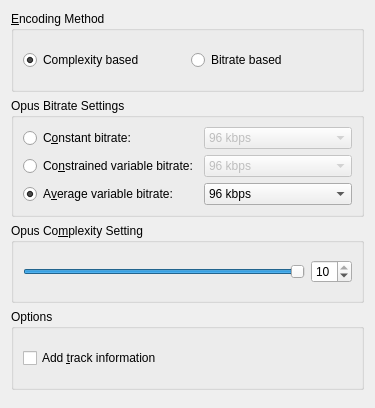
Before: the Qt Designer form plugins/opus/encoderopusconfig.ui in KDE/audiocd-kio, drawn with Qt 5.
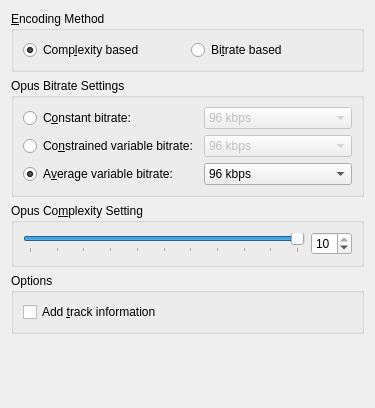
After: the same form once the commit is applied.

Commit message: Use flat QGroupBoxes, set documentMode on QTabWidgets, and remove excess padding

Patch:
```diff
--- a/plugins/opus/encoderopusconfig.ui
+++ b/plugins/opus/encoderopusconfig.ui
@@ -16,11 +16,14 @@
      <property name="title">
       <string>&amp;Encoding Method</string>
      </property>
+     <property name="flat">
+      <bool>true</bool>
+     </property>
      <layout class="QHBoxLayout">
       <item>
        <widget class="QRadioButton" name="kcfg_opus_enc_complexity">
         <property name="text">
-         <string>Complexity based</string>
+         <string>Comp&amp;lexity based</string>
         </property>
         <property name="checked">
          <bool>true</bool>
@@ -30,7 +33,7 @@
       <item>
        <widget class="QRadioButton" name="kcfg_opus_enc_bitrate">
         <property name="text">
-         <string>Bitrate based</string>
+         <string>Bi&amp;trate based</string>
         </property>
        </widget>
       </item>
@@ -45,6 +48,9 @@
      <property name="title">
       <string>Opus Bitrate Settings</string>
      </property>
+     <property name="flat">
+      <bool>true</bool>
+     </property>
      <layout class="QGridLayout">
        <item row="0" column="0">
        <widget class="QRadioButton" name="kcfg_set_opus_cbr">
@@ -285,6 +291,9 @@
      <property name="title">
       <string>Opus Co&amp;mplexity Setting</string>
      </property>
+     <property name="flat">
+      <bool>true</bool>
+     </property>
      <layout class="QHBoxLayout">
       <item>
        <layout class="QHBoxLayout" name="horizontalLayout">
@@ -303,7 +312,16 @@
             <number>10</number>
           </property>
           <property name="value">
-            <number>10</number>
+           <number>10</number>
+          </property>
+          <property name="orientation">
+           <enum>Qt::Orientation::Horizontal</enum>
+          </property>
+          <property name="tickPosition">
+           <enum>QSlider::TickPosition::TicksBelow</enum>
+          </property>
+          <property name="tickInterval">
+           <number>1</number>
           </property>
          </widget>
         </item>
@@ -333,6 +351,9 @@
      <property name="title">
       <string>Options</string>
      </property>
+     <property name="flat">
+      <bool>true</bool>
+     </property>
      <layout class="QVBoxLayout">
       <item>
        <widget class="QCheckBox" name="kcfg_opus_comments">
@@ -356,7 +377,13 @@
       <enum>Qt::Vertical</enum>
      </property>
      <property name="sizeType">
-      <enum>QSizePolicy::Expanding</enum>
+      <enum>QSizePolicy::Policy::Expanding</enum>
+     </property>
+     <property name="sizeHint" stdset="0">
+      <size>
+       <width>0</width>
+       <height>0</height>
+      </size>
      </property>
     </spacer>
    </item>
```
Left out of the diff: 143 changed lines with no effect on the pictures. The commit also changes 7 other files.
